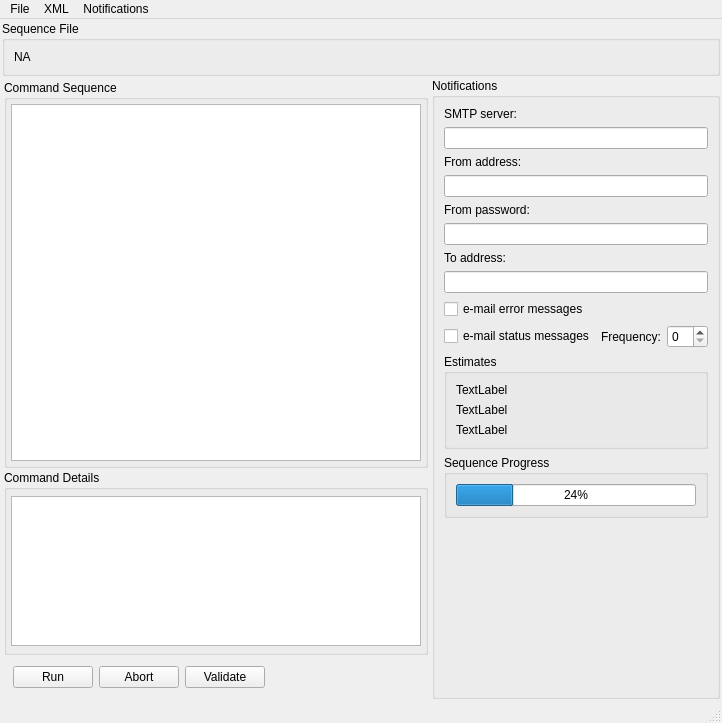
The window that dave/qtdesigner/dave.ui (ZhuangLab/storm-control) describes before a commit, drawn with Qt 5.
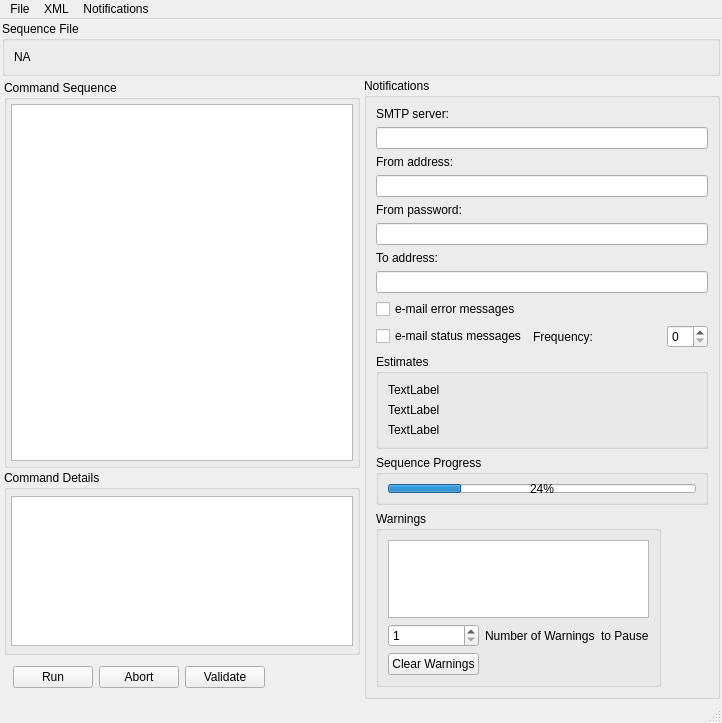
The same window after the commit. Custom widgets are drawn as their Qt base class.

Commit message: Added warnings GUI elements to Dave

Patch:
```diff
--- a/dave/qtdesigner/dave.ui
+++ b/dave/qtdesigner/dave.ui
@@ -29,7 +29,7 @@
    <string>Dave</string>
   </property>
   <widget class="QWidget" name="centralwidget">
-   <layout class="QGridLayout" name="mainGridLayout" rowstretch="0,0,0,0,0,0,0,0,0">
+   <layout class="QGridLayout" name="mainGridLayout" rowstretch="0,0">
     <property name="margin">
      <number>2</number>
     </property>
@@ -73,115 +73,115 @@
           <string>Notifications</string>
          </property>
          <layout class="QGridLayout" name="gridLayout">
-          <item row="3" column="0" colspan="3">
-           <widget class="QLineEdit" name="fromAddressLineEdit"/>
+          <item row="11" column="0" colspan="3">
+           <widget class="QGroupBox" name="estimatesGroupBox">
+            <property name="minimumSize">
+             <size>
+              <width>84</width>
+              <height>0</height>
+             </size>
+            </property>
+            <property name="title">
+             <string>Estimates</string>
+            </property>
+            <layout class="QVBoxLayout" name="verticalLayout_2">
+             <item>
+              <widget class="QLabel" name="spaceLabel">
+               <property name="text">
+                <string>TextLabel</string>
+               </property>
+              </widget>
+             </item>
+             <item>
+              <widget class="QLabel" name="timeLabel">
+               <property name="text">
+                <string>TextLabel</string>
+               </property>
+              </widget>
+             </item>
+             <item>
+              <widget class="QLabel" name="remainingLabel">
+               <property name="text">
+                <string>TextLabel</string>
+               </property>
+              </widget>
+             </item>
+            </layout>
+           </widget>
           </item>
           <item row="4" column="0" colspan="3">
+           <widget class="QLineEdit" name="fromAddressLineEdit"/>
+          </item>
+          <item row="10" column="0">
+           <widget class="QCheckBox" name="statusMsgCheckBox">
+            <property name="text">
+             <string>e-mail status messages</string>
+            </property>
+           </widget>
+          </item>
+          <item row="5" column="0" colspan="3">
            <widget class="QLabel" name="fromPasswordLabel">
             <property name="text">
              <string>From password:</string>
             </property>
            </widget>
           </item>
-          <item row="8" column="0">
+          <item row="9" column="0">
            <widget class="QCheckBox" name="errorMsgCheckBox">
             <property name="text">
              <string>e-mail error messages</string>
             </property>
            </widget>
           </item>
-          <item row="9" column="0">
-           <widget class="QCheckBox" name="statusMsgCheckBox">
-            <property name="text">
-             <string>e-mail status messages</string>
-            </property>
-           </widget>
-          </item>
-          <item row="9" column="1">
+          <item row="10" column="1">
            <widget class="QLabel" name="frequencyLabel">
             <property name="text">
              <string>Frequency:</string>
             </property>
            </widget>
           </item>
-          <item row="9" column="2">
+          <item row="10" column="2">
            <widget class="QSpinBox" name="frequencySpinBox"/>
           </item>
-          <item row="6" column="0" colspan="3">
+          <item row="7" column="0" colspan="3">
            <widget class="QLabel" name="toAddressLabel">
             <property name="text">
              <string>To address:</string>
             </property>
            </widget>
           </item>
-          <item row="0" column="0" colspan="3">
+          <item row="1" column="0" colspan="3">
            <widget class="QLabel" name="smtpServerLabel">
             <property name="text">
              <string>SMTP server:</string>
             </property>
            </widget>
           </item>
-          <item row="2" column="0" colspan="3">
+          <item row="3" column="0" colspan="3">
            <widget class="QLabel" name="fromAddressLabel">
             <property name="text">
              <string>From address:</string>
             </property>
            </widget>
           </item>
-          <item row="1" column="0" colspan="3">
+          <item row="8" column="0" colspan="3">
+           <widget class="QLineEdit" name="toAddressLineEdit"/>
+          </item>
+          <item row="2" column="0" colspan="3">
            <widget class="QLineEdit" name="smtpServerLineEdit">
             <property name="text">
              <string/>
             </property>
            </widget>
           </item>
-          <item row="5" column="0" colspan="3">
+          <item row="6" column="0" colspan="3">
            <widget class="QLineEdit" name="fromPasswordLineEdit">
             <property name="echoMode">
              <enum>QLineEdit::PasswordEchoOnEdit</enum>
             </property>
            </widget>
           </item>
-          <item row="7" column="0" colspan="3">
-           <widget class="QLineEdit" name="toAddressLineEdit"/>
-          </item>
-          <item row="10" column="0" colspan="3">
-           <widget class="QGroupBox" name="estimatesGroupBox">
-            <property name="minimumSize">
-             <size>
-              <width>84</width>
-              <height>0</height>
-             </size>
-            </property>
-            <property name="title">
-             <string>Estimates</string>
-            </property>
-            <layout class="QVBoxLayout" name="verticalLayout_2">
-             <item>
-              <widget class="QLabel" name="spaceLabel">
-               <property name="text">
-                <string>TextLabel</string>
-               </property>
-              </widget>
-             </item>
-             <item>
-              <widget class="QLabel" name="timeLabel">
-               <property name="text">
-                <string>TextLabel</string>
-               </property>
-              </widget>
-             </item>
-             <item>
-              <widget class="QLabel" name="remainingLabel">
-               <property name="text">
-                <string>TextLabel</string>
-               </property>
-              </widget>
-             </item>
-            </layout>
-           </widget>
-          </item>
-          <item row="11" column="0" colspan="3">
+          <item row="12" column="0" colspan="3">
            <widget class="QGroupBox" name="GroupBox">
             <property name="minimumSize">
              <size>
@@ -209,7 +209,7 @@
             </layout>
            </widget>
           </item>
-          <item row="12" column="0">
+          <item row="14" column="0">
            <spacer name="verticalSpacer2">
             <property name="orientation">
              <enum>Qt::Vertical</enum>
@@ -222,6 +222,39 @@
             </property>
            </spacer>
           </item>
+          <item row="13" column="0" colspan="2">
+           <widget class="QGroupBox" name="warningsGroupBox">
+            <property name="title">
+             <string>Warnings</string>
+            </property>
+            <layout class="QGridLayout" name="gridLayout_2">
+             <item row="0" column="0" colspan="2">
+              <widget class="QListView" name="currentWarnings"/>
+             </item>
+             <item row="1" column="0">
+              <widget class="QSpinBox" name="numWarningsToPause">
+               <property name="minimum">
+                <number>1</number>
+               </property>
+              </widget>
+             </item>
+             <item row="1" column="1">
+              <widget class="QLabel" name="numErrorsToPauseLabel">
+               <property name="text">
+                <string>Number of Warnings  to Pause</string>
+               </property>
+              </widget>
+             </item>
+             <item row="2" column="0">
+              <widget class="QPushButton" name="clearWarningsPushButton">
+               <property name="text">
+                <string>Clear Warnings</string>
+               </property>
+              </widget>
+             </item>
+            </layout>
+           </widget>
+          </item>
          </layout>
         </widget>
        </item>
```
The commit also changes 2 other files.
